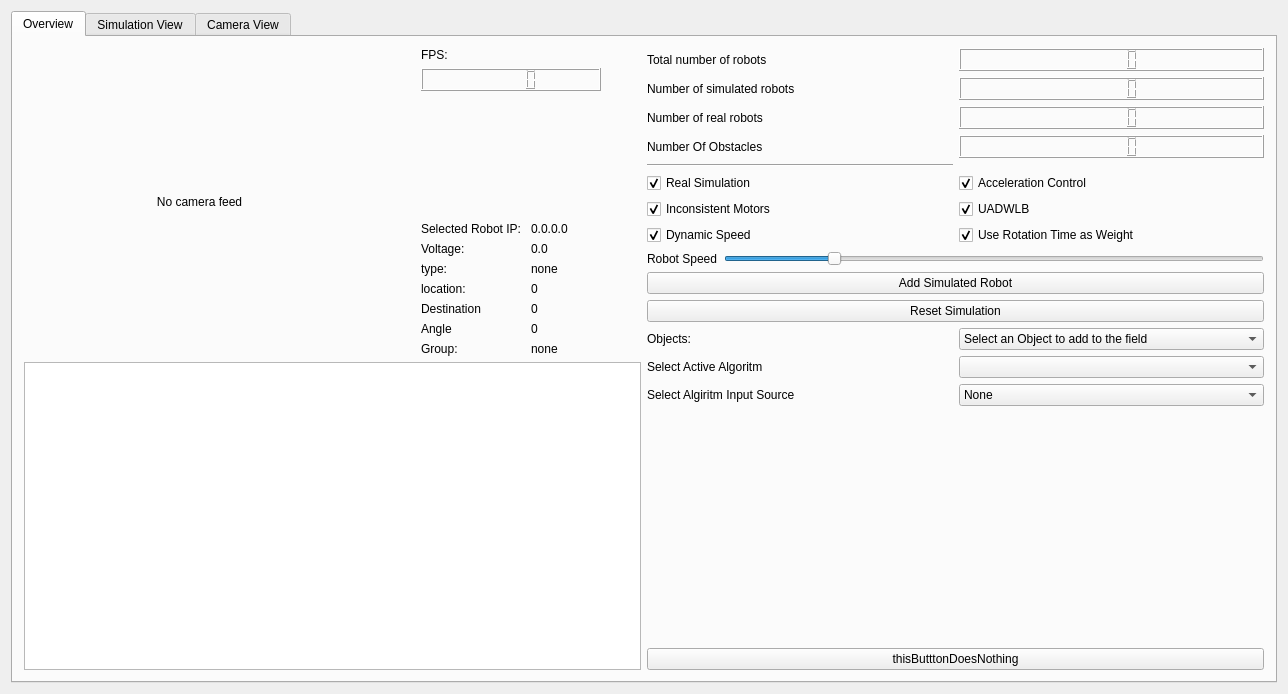
Above: Server-application/user_interface/mainwindow.ui from RemcoMusic/Server-application before the change. Below: the same form after it.
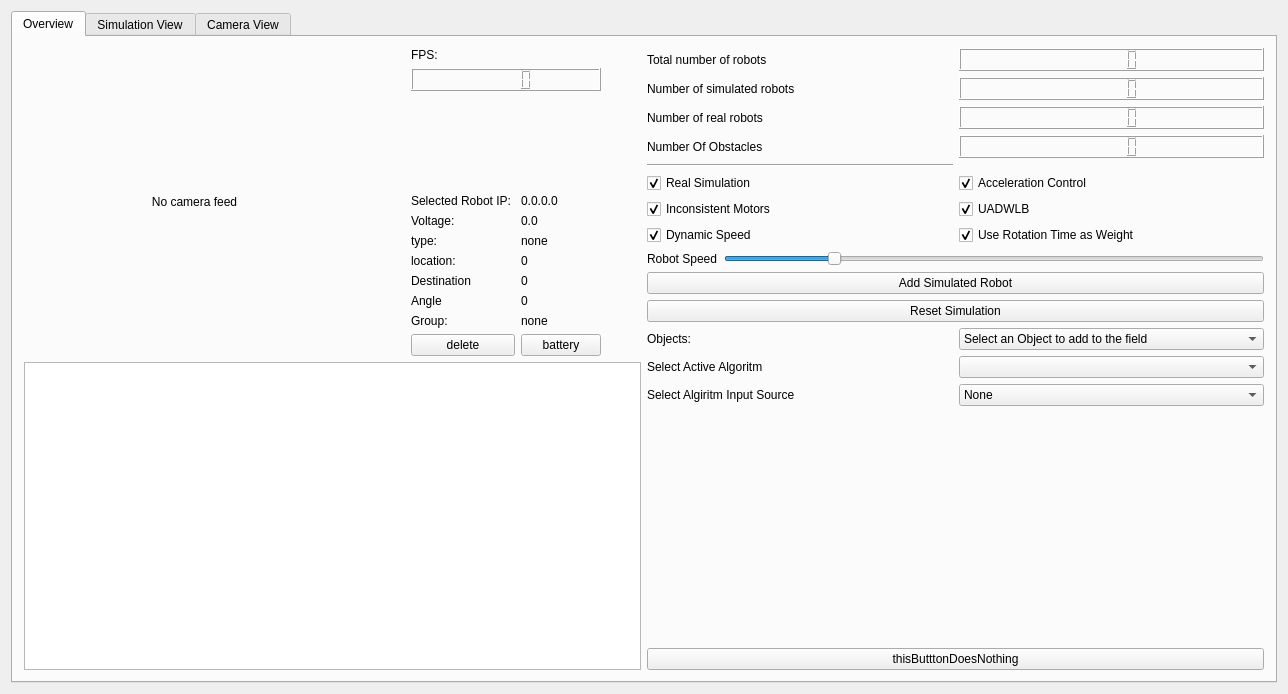
That is the form after the change. The open tabs and pages were chosen to show the change.

Commit message: added selected robot delete and battery button

```diff
--- a/Server-application/user_interface/mainwindow.ui
+++ b/Server-application/user_interface/mainwindow.ui
@@ -195,6 +195,20 @@
                   </property>
                  </widget>
                 </item>
+                <item row="7" column="0">
+                 <widget class="QPushButton" name="deleteSelected">
+                  <property name="text">
+                   <string>delete</string>
+                  </property>
+                 </widget>
+                </item>
+                <item row="7" column="1">
+                 <widget class="QPushButton" name="emptyBattery">
+                  <property name="text">
+                   <string>battery</string>
+                  </property>
+                 </widget>
+                </item>
                </layout>
               </item>
              </layout>
```
Left out of the diff: 98 changed lines with no effect on the pictures. The commit also changes 4 other files.
